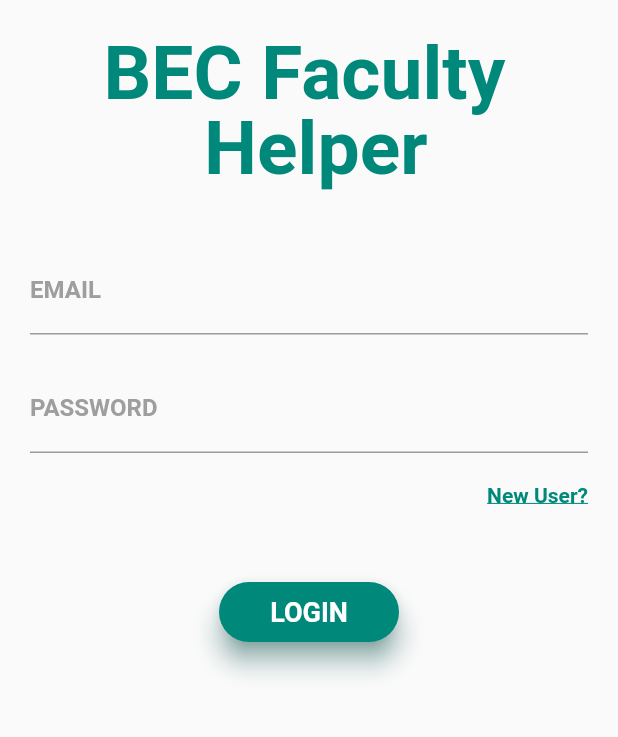
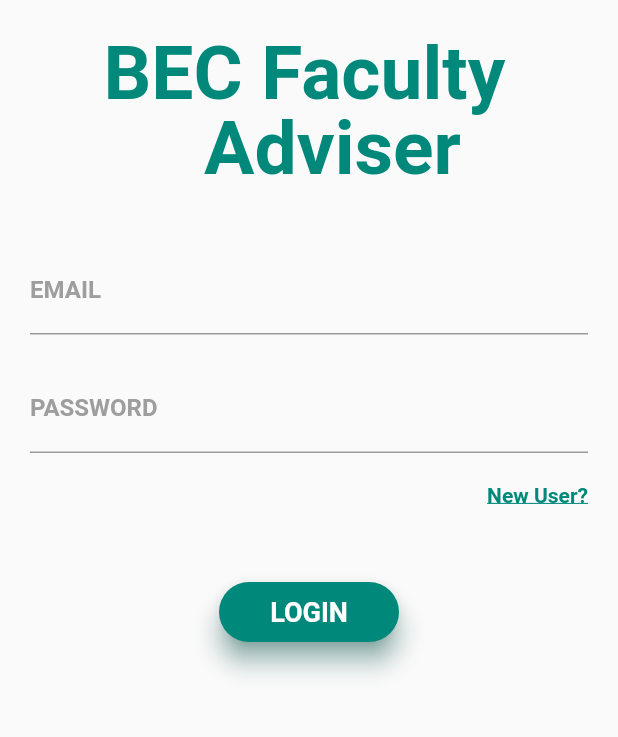
Before and after one commit to ioxvar/BEC-plugin, a Flutter app: the SignInPage screen opened directly, on a phone screen of 412 x 824 dp, the part 423-1160 px from its top. Run offline on Flutter 3.47's test engine with Material 2 defaults, Android fonts, the phone set to English and light mode, and no system bars; our stand-ins replace cloud_firestore, firebase_auth, firebase_core; accounts and stored records are empty; Roboto replaces fonts that are missing (Montserrat).

Commit message:
helper changed to advisor in login page

```diff
--- a/lib/auth/sign_in_page.dart
+++ b/lib/auth/sign_in_page.dart
@@ -45,7 +45,7 @@ class _SignInPageState extends State<SignInPage> {
                     ),
                     Container(
                       padding: EdgeInsets.fromLTRB(132.0, 250.0, 0.0, 0.0),
-                      child: Text('Helper',
+                      child: Text('Adviser',
                           textAlign: TextAlign.center,
                           style: TextStyle(
                               color: Colors.teal[600].withOpacity(1),
```
Also changed, not shown: 3 other files.
